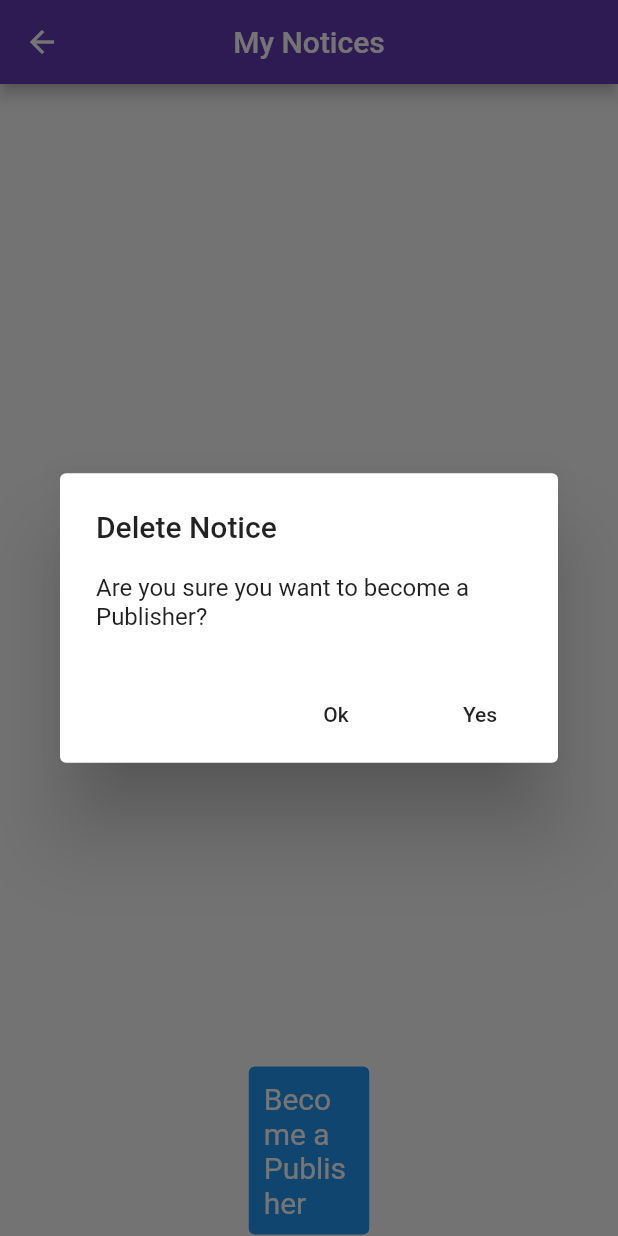
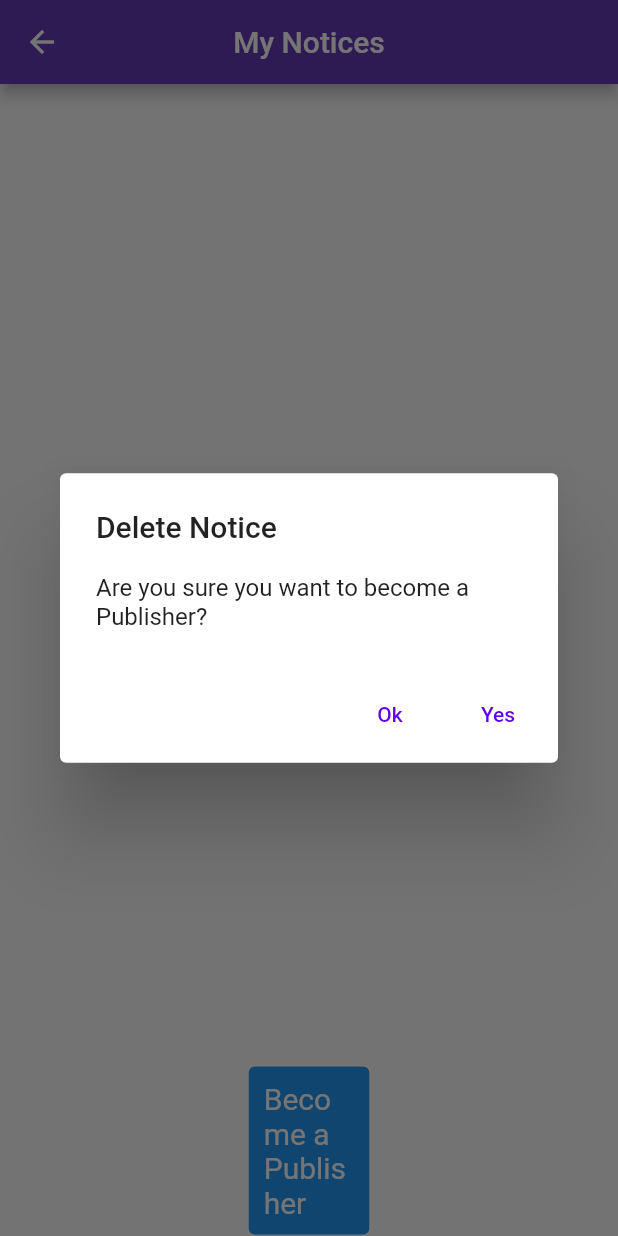
Before and after one commit to OnyemaAnthony/notice_board, a Flutter app: the MyNoticeScreen screen opened directly, after a tap on "Become a Publisher", on a phone screen of 412 x 824 dp. Run offline on Flutter 3.47's test engine with Material 2 defaults, Android fonts, the phone set to English and light mode, and no system bars; our stand-ins replace bloc, cached_network_image, cloud_firestore, equatable, firebase_auth, firebase_core and 8 more; accounts and stored records are empty.

Commit message:
fix notice bug

```diff
--- a/lib/models/notice_model.dart
+++ b/lib/models/notice_model.dart
@@ -47,7 +47,11 @@ class NoticeModel {
         isVisible = notice.data()['isVisible'],
         createdByPicture = notice.data()['createdByPicture'],
         createdByFullName = notice.data()['createdByFullName'],
-        deadline =  notice.data()['deadline'].toDate() ?? DateTime.now(),
-        createdAt = notice.data()['createdAt'].toDate() ?? DateTime.now(),
-        updatedAt = notice.data()['updatedAt'].toDate() ?? DateTime.now();
+        deadline = DateTime.now(),
+        createdAt = DateTime.now(),
+        updatedAt = DateTime.now();
+
+        // deadline =  notice.data()['deadline'].toDate() ?? DateTime.now(),
+        // createdAt = notice.data()['createdAt'].toDate() ?? DateTime.now(),
+        // updatedAt = notice.data()['updatedAt'].toDate() ?? DateTime.now();
 }
--- a/lib/repositories/notice_repository.dart
+++ b/lib/repositories/notice_repository.dart
@@ -7,7 +7,7 @@ class NoticeRepository {
     try {
       return FirebaseFirestore.instance
           .collection('notices')
-          .where('isVisible', isEqualTo: false)
+          .where('isVisible', isEqualTo: true)
           .snapshots();
     } catch (e) {
       return throw Exception(e.toString());
@@ -27,7 +27,7 @@ class NoticeRepository {
   }
   Stream<QuerySnapshot>fetchNoticeRequest(){
     try{
-      return FirebaseFirestore.instance.collection('Notices').where('isVisible',isEqualTo: false).snapshots();
+      return FirebaseFirestore.instance.collection('notices').where('isVisible',isEqualTo: false).snapshots();
     }catch(e){
       return throw Exception(e.toString());
     }
--- a/lib/screens/home_screen.dart
+++ b/lib/screens/home_screen.dart
@@ -56,7 +56,7 @@ class _HomeScreenState extends State<HomeScreen> {
     );
   }
   Widget buildNoticeList(List<DocumentSnapshot> noticeDocs){
-    List<NoticeModel> notices = noticeDocs.map((notice) =>NoticeModel.fromFireStore(notice) ).toList();
+    List<NoticeModel> notices = noticeDocs.map((notice) =>NoticeModel.fromFireStore(notice)).toList();
    // return GroupedListView<dynamic, String>(
    //    elements: notices,
    //    groupBy: (element) => element.createdAt.toString(),
--- a/lib/screens/my_notice_screen.dart
+++ b/lib/screens/my_notice_screen.dart
@@ -114,7 +114,7 @@ class _MyNoticeScreenState extends State<MyNoticeScreen> {
 
 
   void showAlert(BuildContext context) {
-    Widget continueButton = FlatButton(
+    Widget continueButton = TextButton(
       child: const Text('Yes'),
       onPressed: () {
         Navigator.pop(context);
@@ -138,13 +138,13 @@ class _MyNoticeScreenState extends State<MyNoticeScreen> {
   }
 
   void becomePublisher(BuildContext context) {
-    Widget cancelButton = FlatButton(
+    Widget cancelButton = TextButton(
       child: const Text('Ok'),
       onPressed: () {
         Navigator.pop(context);
       },
     );
-    Widget continueButton = FlatButton(
+    Widget continueButton = TextButton(
       child: const Text('Yes'),
       onPressed: () {
         Map<String,dynamic>user = {
--- a/lib/screens/notice_detail_screen.dart
+++ b/lib/screens/notice_detail_screen.dart
@@ -206,13 +206,13 @@ class _NoticeDetailScreenState extends State<NoticeDetailScreen> {
   }
 
   void deleteNotice(BuildContext context) {
-    Widget cancelButton = FlatButton(
+    Widget cancelButton = TextButton(
       child: const Text('Cancel'),
       onPressed: () {
         Navigator.pop(context);
       },
     );
-    Widget continueButton = FlatButton(
+    Widget continueButton = TextButton(
       child: const Text('Ok'),
       onPressed: () {
         noticeBloc.add(DeleteNoticeEvent(widget.notice!.id!));
```
Also changed, not shown: lib/screens/create_notice_screen.dart (+3 -4 lines), lib/screens/loading_screen.dart (added, +30 -0 lines), lib/screens/user_screen_detail.dart (+6 -3 lines), pubspec.lock, 6 other files.
